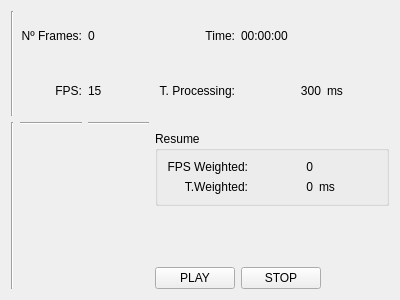
Old version of the form Implementation/src/view/gui/widgets/BenchmarkingWidget.ui in the repository eBabiano/TegraK1_Performance.
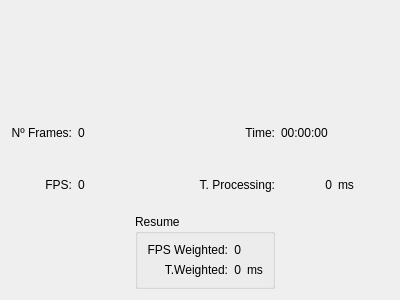
New version of the form. Custom widgets are drawn as their Qt base class.

```diff
--- a/Implementation/src/view/gui/widgets/BenchmarkingWidget.ui
+++ b/Implementation/src/view/gui/widgets/BenchmarkingWidget.ui
@@ -14,31 +14,21 @@
    <string>Dialog</string>
   </property>
   <layout class="QGridLayout" name="gridLayout">
-   <item row="1" column="1">
-    <widget class="QLabel" name="fpsLabel">
-     <property name="text">
-      <string>FPS:</string>
-     </property>
-     <property name="alignment">
-      <set>Qt::AlignRight|Qt::AlignTrailing|Qt::AlignVCenter</set>
-     </property>
-    </widget>
-   </item>
-   <item row="1" column="5">
+   <item row="5" column="4">
     <widget class="QLabel" name="ms2">
      <property name="text">
       <string>ms</string>
      </property>
     </widget>
    </item>
-   <item row="0" column="2">
+   <item row="4" column="1">
     <widget class="QLabel" name="numFrames">
      <property name="text">
       <string>0</string>
      </property>
     </widget>
    </item>
-   <item row="0" column="1">
+   <item row="4" column="0">
     <widget class="QLabel" name="framesLabel">
      <property name="text">
       <string>Nº Frames:</string>
@@ -48,93 +38,24 @@
      </property>
     </widget>
    </item>
-   <item row="0" column="4">
-    <widget class="QLabel" name="time">
-     <property name="text">
-      <string>00:00:00</string>
-     </property>
-    </widget>
-   </item>
-   <item row="0" column="3">
-    <widget class="QLabel" name="timeLabel">
-     <property name="text">
-      <string>Time:</string>
-     </property>
-     <property name="alignment">
-      <set>Qt::AlignRight|Qt::AlignTrailing|Qt::AlignVCenter</set>
-     </property>
-    </widget>
-   </item>
-   <item row="1" column="2">
+   <item row="5" column="1">
     <widget class="QLabel" name="fps">
      <property name="text">
-      <string>15</string>
+      <string>0</string>
      </property>
     </widget>
    </item>
    <item row="5" column="3">
-    <widget class="QPushButton" name="playButton">
-     <property name="text">
-      <string>PLAY</string>
-     </property>
-    </widget>
-   </item>
-   <item row="5" column="4">
-    <widget class="QPushButton" name="stopButton">
-     <property name="text">
-      <string>STOP</string>
-     </property>
-    </widget>
-   </item>
-   <item row="2" column="2">
-    <widget class="Line" name="line_2">
-     <property name="orientation">
-      <enum>Qt::Horizontal</enum>
-     </property>
-    </widget>
-   </item>
-   <item row="2" column="1">
-    <widget class="Line" name="line">
-     <property name="orientation">
-      <enum>Qt::Horizontal</enum>
-     </property>
-    </widget>
-   </item>
-   <item row="0" column="0" rowspan="2">
-    <widget class="Line" name="line_7">
-     <property name="orientation">
-      <enum>Qt::Vertical</enum>
-     </property>
-    </widget>
-   </item>
-   <item row="1" column="3">
-    <widget class="QLabel" name="tpProcessingLabel">
-     <property name="text">
-      <string>T. Processing:</string>
-     </property>
-     <property name="alignment">
-      <set>Qt::AlignRight|Qt::AlignTrailing|Qt::AlignVCenter</set>
-     </property>
-    </widget>
-   </item>
-   <item row="2" column="0" rowspan="4">
-    <widget class="Line" name="line_6">
-     <property name="orientation">
-      <enum>Qt::Vertical</enum>
-     </property>
-    </widget>
-   </item>
-   <item row="1" column="4">
     <widget class="QLabel" name="tpProccesing">
      <property name="text">
-      <string>300</string>
+      <string>0</string>
      </property>
      <property name="alignment">
       <set>Qt::AlignRight|Qt::AlignTrailing|Qt::AlignVCenter</set>
      </property>
     </widget>
    </item>
-   <item row="3" column="3" colspan="3">
+   <item row="6" column="2">
     <widget class="QGroupBox" name="speedUpGroupBox">
      <property name="title">
       <string>Resume</string>
@@ -143,7 +64,7 @@
       <bool>true</bool>
      </property>
      <layout class="QGridLayout" name="gridLayout_3">
-      <item row="1" column="1">
+      <item row="2" column="1">
        <widget class="QLabel" name="tpWeighted">
         <property name="text">
          <string>0</string>
@@ -153,29 +74,6 @@
         </property>
        </widget>
       </item>
-      <item row="1" column="0">
-       <widget class="QLabel" name="tpWeightedLabel">
-        <property name="layoutDirection">
-         <enum>Qt::RightToLeft</enum>
-        </property>
-        <property name="text">
-         <string>T.Weighted:</string>
-        </property>
-        <property name="alignment">
-         <set>Qt::AlignRight|Qt::AlignTrailing|Qt::AlignVCenter</set>
-        </property>
-       </widget>
-      </item>
-      <item row="0" column="0">
-       <widget class="QLabel" name="fpsLabel_2">
-        <property name="text">
-         <string>FPS Weighted:</string>
-        </property>
-        <property name="alignment">
-         <set>Qt::AlignRight|Qt::AlignTrailing|Qt::AlignVCenter</set>
-        </property>
-       </widget>
-      </item>
       <item row="0" column="1">
        <widget class="QLabel" name="fpsWeighted">
         <property name="text">
@@ -186,18 +84,102 @@
         </property>
        </widget>
       </item>
-      <item row="1" column="2">
+      <item row="2" column="2">
        <widget class="QLabel" name="ms2_2">
         <property name="text">
          <string>ms</string>
         </property>
        </widget>
       </item>
+      <item row="0" column="0">
+       <widget class="QLabel" name="fpsLabel_2">
+        <property name="text">
+         <string>FPS Weighted:</string>
+        </property>
+        <property name="alignment">
+         <set>Qt::AlignRight|Qt::AlignTrailing|Qt::AlignVCenter</set>
+        </property>
+       </widget>
+      </item>
+      <item row="2" column="0">
+       <widget class="QLabel" name="tpWeightedLabel">
+        <property name="layoutDirection">
+         <enum>Qt::RightToLeft</enum>
+        </property>
+        <property name="text">
+         <string>T.Weighted:</string>
+        </property>
+        <property name="alignment">
+         <set>Qt::AlignRight|Qt::AlignTrailing|Qt::AlignVCenter</set>
+        </property>
+       </widget>
+      </item>
      </layout>
     </widget>
    </item>
+   <item row="5" column="2">
+    <widget class="QLabel" name="tpProcessingLabel">
+     <property name="text">
+      <string>T. Processing:</string>
+     </property>
+     <property name="alignment">
+      <set>Qt::AlignRight|Qt::AlignTrailing|Qt::AlignVCenter</set>
+     </property>
+    </widget>
+   </item>
+   <item row="5" column="0">
+    <widget class="QLabel" name="fpsLabel">
+     <property name="text">
+      <string>FPS:</string>
+     </property>
+     <property name="alignment">
+      <set>Qt::AlignRight|Qt::AlignTrailing|Qt::AlignVCenter</set>
+     </property>
+    </widget>
+   </item>
+   <item row="4" column="2">
+    <widget class="QLabel" name="timeLabel">
+     <property name="text">
+      <string>Time:</string>
+     </property>
+     <property name="alignment">
+      <set>Qt::AlignRight|Qt::AlignTrailing|Qt::AlignVCenter</set>
+     </property>
+    </widget>
+   </item>
+   <item row="4" column="3">
+    <widget class="QLabel" name="time">
+     <property name="text">
+      <string>00:00:00</string>
+     </property>
+    </widget>
+   </item>
+   <item row="2" column="0" rowspan="2" colspan="5">
+    <widget class="QCustomPlot" name="plotWidget" native="true">
+     <property name="sizePolicy">
+      <sizepolicy hsizetype="Preferred" vsizetype="Preferred">
+       <horstretch>0</horstretch>
+       <verstretch>0</verstretch>
+      </sizepolicy>
+     </property>
+     <property name="maximumSize">
+      <size>
+       <width>500</width>
+       <height>400</height>
+      </size>
+     </property>
+    </widget>
+   </item>
   </layout>
  </widget>
+ <customwidgets>
+  <customwidget>
+   <class>QCustomPlot</class>
+   <extends>QWidget</extends>
+   <header>src/view/gui/qtUtil/qcustomplot.h</header>
+   <container>1</container>
+  </customwidget>
+ </customwidgets>
  <resources/>
  <connections/>
 </ui>
```
